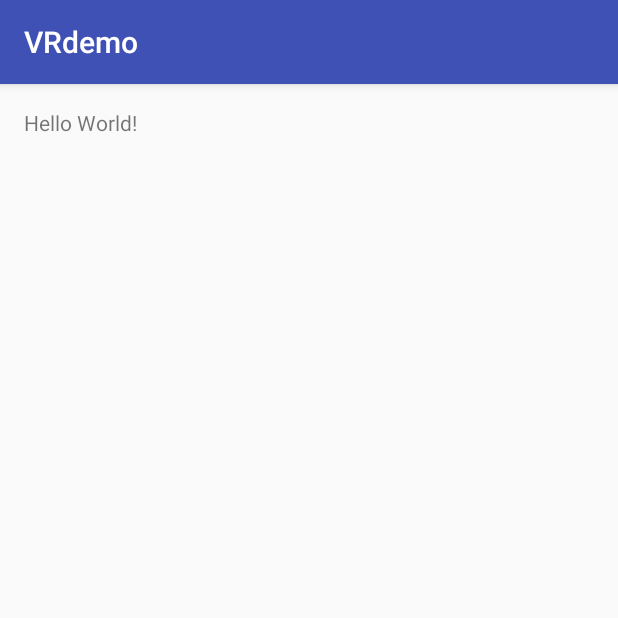
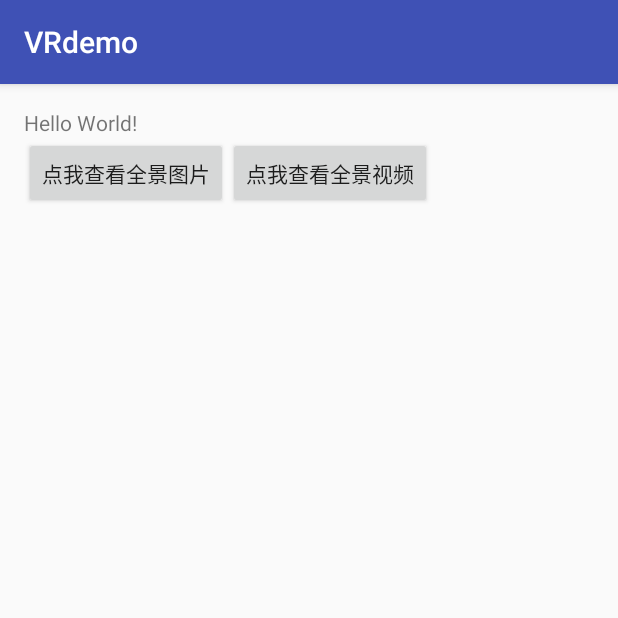
Before and after one commit to anwangwang/VRdemo, an Android app: the screen it shows after launch (MainActivity), on a phone screen of 412 x 824 dp, the top half of it. Run offline under Robolectric (Android 15) with nearby library versions, the phone set to English and light mode, and no system bars.

Commit message:
1、导入官方库 2、全景图片的开发

```diff
--- a/app/build.gradle
+++ b/app/build.gradle
@@ -20,10 +20,14 @@ android {
 }
 
 dependencies {
-    compile fileTree(dir: 'libs', include: ['*.jar'])
+    compile fileTree(include: ['*.jar'], dir: 'libs')
     androidTestCompile('com.android.support.test.espresso:espresso-core:2.2.2', {
         exclude group: 'com.android.support', module: 'support-annotations'
     })
     compile 'com.android.support:appcompat-v7:24.2.1'
     testCompile 'junit:junit:4.12'
+    compile project(':common')
+    compile project(':commonwidget')
+    compile project(':panowidget')
+    compile project(':videowidget')
 }
--- a/app/src/main/AndroidManifest.xml
+++ b/app/src/main/AndroidManifest.xml
@@ -6,6 +6,7 @@
         android:allowBackup="true"
         android:icon="@mipmap/ic_launcher"
         android:label="@string/app_name"
+        android:largeHeap="true"
         android:supportsRtl="true"
         android:theme="@style/AppTheme">
         <activity android:name=".MainActivity">
@@ -15,6 +16,9 @@
                 <category android:name="android.intent.category.LAUNCHER" />
             </intent-filter>
         </activity>
+        <activity android:name=".VRImageActivity" />
+        <activity android:name=".VRVideoActivity" />
+
     </application>
 
 </manifest>
--- a/app/src/main/java/com/awwhome/vrdemo/MainActivity.java
+++ b/app/src/main/java/com/awwhome/vrdemo/MainActivity.java
@@ -1,15 +1,45 @@
 package com.awwhome.vrdemo;
 
+import android.content.Intent;
 import android.support.v7.app.AppCompatActivity;
 import android.os.Bundle;
+import android.view.View;
+import android.widget.Button;
 
-public class MainActivity extends AppCompatActivity {
+public class MainActivity extends AppCompatActivity implements View.OnClickListener {
+
+    private Button btn_image;
+    private Button btn_video;
 
     @Override
     protected void onCreate(Bundle savedInstanceState) {
         super.onCreate(savedInstanceState);
         setContentView(R.layout.activity_main);
 
-        // 全景图片的浏览功能
+        btn_image = (Button) findViewById(R.id.btn_image);
+        btn_video = (Button) findViewById(R.id.btn_video);
+        btn_image.setOnClickListener(this);
+        btn_video.setOnClickListener(this);
+
+    }
+
+    @Override
+    public void onClick(View v) {
+
+        switch (v.getId()){
+            case R.id.btn_image:
+                Intent intent1 = new Intent();
+                intent1.setClass(this,VRImageActivity.class);
+                startActivity(intent1);
+                break;
+            case R.id.btn_video:
+                Intent intent2 = new Intent();
+                intent2.setClass(this,VRVideoActivity.class);
+                startActivity(intent2);
+                break;
+            default:
+                break;
+        }
+
     }
 }
--- a/app/src/main/res/layout/activity_main.xml
+++ b/app/src/main/res/layout/activity_main.xml
@@ -11,7 +11,23 @@
     tools:context="com.awwhome.vrdemo.MainActivity">
 
     <TextView
+        android:id="@+id/tv_text"
         android:layout_width="wrap_content"
         android:layout_height="wrap_content"
         android:text="Hello World!" />
+
+    <Button
+        android:id="@+id/btn_image"
+        android:layout_width="wrap_content"
+        android:layout_height="wrap_content"
+        android:layout_below="@id/tv_text"
+        android:text="点我查看全景图片" />
+
+    <Button
+        android:id="@+id/btn_video"
+        android:layout_width="wrap_content"
+        android:layout_height="wrap_content"
+        android:layout_below="@id/tv_text"
+        android:layout_toRightOf="@id/btn_image"
+        android:text="点我查看全景视频" />
 </RelativeLayout>
--- /dev/null
+++ b/common/build.gradle
@@ -0,0 +1,2 @@
+configurations.create("default")
+artifacts.add("default", file('common.aar'))
--- /dev/null
+++ b/commonwidget/build.gradle
@@ -0,0 +1,2 @@
+configurations.create("default")
+artifacts.add("default", file('commonwidget.aar'))
--- /dev/null
+++ b/panowidget/build.gradle
@@ -0,0 +1,2 @@
+configurations.create("default")
+artifacts.add("default", file('panowidget.aar'))
--- a/settings.gradle
+++ b/settings.gradle
@@ -1 +1 @@
-include ':app'
+include ':app', ':common', ':commonwidget', ':panowidget', ':videowidget'
--- /dev/null
+++ b/videowidget/build.gradle
@@ -0,0 +1,2 @@
+configurations.create("default")
+artifacts.add("default", file('videowidget.aar'))
```
Also changed, not shown: app/src/main/java/com/awwhome/vrdemo/VRImageActivity.java (added, +96 -0 lines), app/src/main/java/com/awwhome/vrdemo/VRVideoActivity.java (added, +17 -0 lines), app/src/main/res/layout/activity_vr_image.xml (added, +16 -0 lines), app/src/main/res/layout/activity_vr_video.xml (added, +11 -0 lines), 6 other files.
